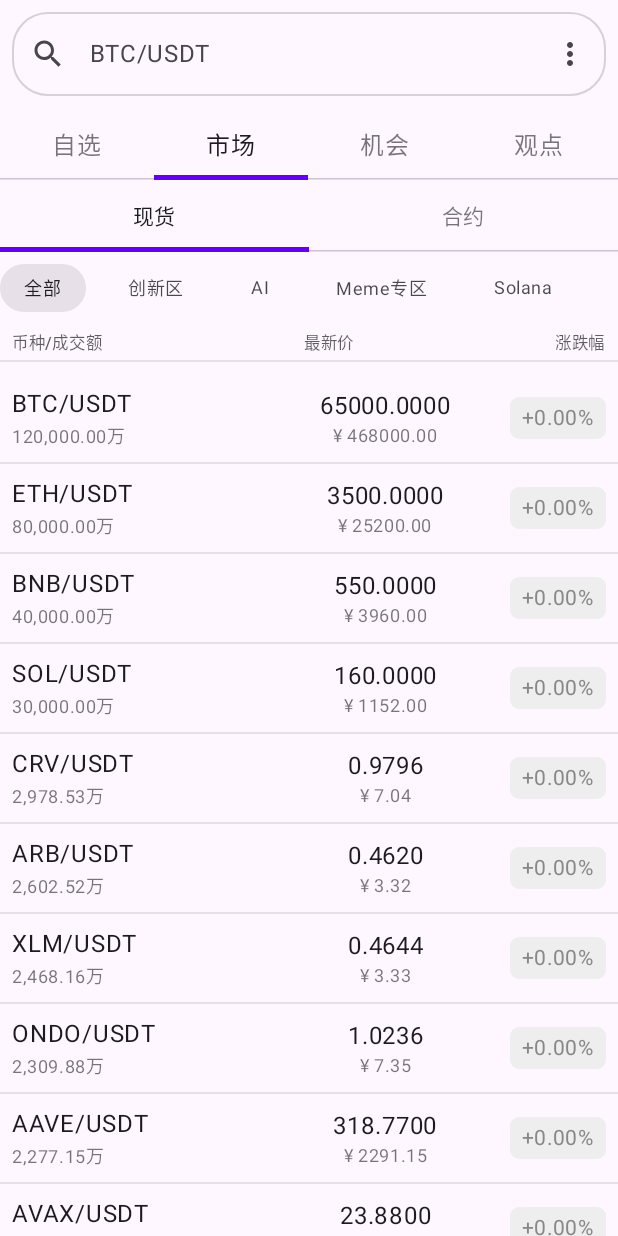
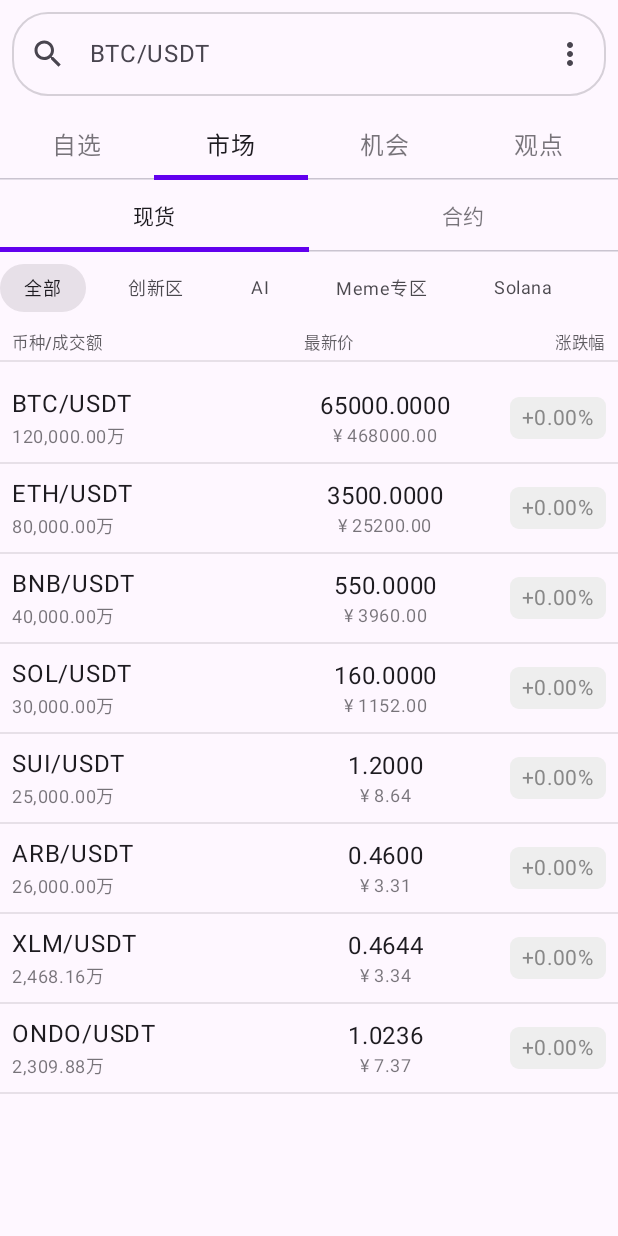
Before and after one commit to xingchaozhang/CryptoTrader, an Android app built with Jetpack Compose: the composable MarketScreen shown on its own in the app's theme, tab 2 chosen, on a phone screen of 412 x 824 dp. Run offline under Robolectric (Android 15) with nearby library versions, the phone set to English and light mode, and no system bars.

Commit message:
fix some problem

```diff
--- a/app/src/main/java/com/example/cryptotrader/data/FakeTicker.kt
+++ b/app/src/main/java/com/example/cryptotrader/data/FakeTicker.kt
@@ -1,50 +1,27 @@
 package com.example.cryptotrader.data
 
-import kotlin.random.Random
-
 /**
- * Represents a simulated ticker item used for the mock “Spot → All” market
- * screen. Each instance holds a base price and volume from which random
- * fluctuations are generated. The [update] function applies a small random
- * delta to the price and updates the computed CNY price, volume and change percent.
+ * 本地初始化用的默认行情对象。字段全部 val，保证不可变；后续
+ * 更新价格时使用 copy() 生成新实例，便于 Compose 正确比较。
  */
 data class FakeTicker(
-    val symbol: String,
-    private val basePrice: Double,
-    private val baseCnyPrice: Double,
-    /** Trading volume in units of “万”. Mutable so it can drift during simulation. */
-    var volume: Double
-) {
-    var price: Double = basePrice
-    var cnyPrice: Double = baseCnyPrice
-    var changePercent: Double = 0.0
+    val symbol:        String,
+    val price:         Double,
+    val cnyPrice:      Double,
+    val changePercent: Double,
+    val volume:        Double       // “万”为单位
+)
 
-    /** Randomly adjust price ±0.5% and volume ±1% each tick. */
-    fun update() {
-        val deltaPrice = Random.nextDouble(-0.005, 0.005)
-        price *= (1.0 + deltaPrice)
-        cnyPrice = price * 7.2
-        changePercent = ((price - basePrice) / basePrice) * 100.0
+/** 默认 6 个币 + 若干备用，仅前 6 个会被 Binance 订阅覆盖。 */
+fun defaultFakeTickers(): List<FakeTicker> = listOf(
+    FakeTicker("BTC/USDT", 65000.0, 65000.0 * 7.2, 0.0, 120000.0),
+    FakeTicker("ETH/USDT",  3500.0,  3500.0 * 7.2, 0.0,  80000.0),
+    FakeTicker("BNB/USDT",   550.0,   550.0 * 7.2, 0.0,  40000.0),
+    FakeTicker("SOL/USDT",   160.0,   160.0 * 7.2, 0.0,  30000.0),
+    FakeTicker("SUI/USDT",     1.2,     1.2 * 7.2, 0.0,  25000.0),
+    FakeTicker("ARB/USDT",   0.46,    0.46 * 7.2, 0.0,  26000.0),
 
-        val deltaVol = Random.nextDouble(-0.01, 0.01)
-        volume *= (1.0 + deltaVol)
-    }
-}
-
-/**
- * Returns a list of simulated tickers. The major pairs are listed first.
- */
-fun defaultFakeTickers(): List<FakeTicker> = listOf(
-    FakeTicker("BTC/USDT", basePrice = 65000.0, baseCnyPrice = 65000.0 * 7.2, volume = 120000.0),
-    FakeTicker("ETH/USDT", basePrice = 3500.0, baseCnyPrice = 3500.0 * 7.2, volume = 80000.0),
-    FakeTicker("BNB/USDT", basePrice = 550.0, baseCnyPrice = 550.0 * 7.2, volume = 40000.0),
-    FakeTicker("SOL/USDT", basePrice = 160.0, baseCnyPrice = 160.0 * 7.2, volume = 30000.0),
-
-    FakeTicker("CRV/USDT", basePrice = 0.9796, baseCnyPrice = 7.04, volume = 2978.53),
-    FakeTicker("ARB/USDT", basePrice = 0.4620, baseCnyPrice = 3.32, volume = 2602.52),
-    FakeTicker("XLM/USDT", basePrice = 0.4644, baseCnyPrice = 3.33, volume = 2468.16),
-    FakeTicker("ONDO/USDT", basePrice = 1.0236, baseCnyPrice = 7.35, volume = 2309.88),
-    FakeTicker("AAVE/USDT", basePrice = 318.77, baseCnyPrice = 2291.15, volume = 2277.15),
-    FakeTicker("AVAX/USDT", basePrice = 23.88, baseCnyPrice = 171.63, volume = 2273.19),
-    FakeTicker("APT/USDT", basePrice = 5.326, baseCnyPrice = 38.35, volume = 2000.00)
+    // 备选，UI 目前用不到
+    FakeTicker("XLM/USDT", 0.4644, 0.4644 * 7.2, 0.0, 2468.16),
+    FakeTicker("ONDO/USDT", 1.0236, 1.0236 * 7.2, 0.0, 2309.88)
 )
```
Also changed, not shown: app/src/main/java/com/example/cryptotrader/BinancePriceStreamer.kt (+31 -51 lines), app/src/main/java/com/example/cryptotrader/MainViewModel.kt (deleted, +0 -17 lines), app/src/main/java/com/example/cryptotrader/TradingApplication.kt (+5 -9 lines), app/src/main/java/com/example/cryptotrader/data/TickerRepository.kt (+31 -20 lines), app/src/main/java/com/example/cryptotrader/data/remote/BinancePriceStreamer.kt (deleted, +0 -96 lines), app/src/main/java/com/example/cryptotrader/data/remote/MarketRepositoryImpl.kt (+13 -6 lines), app/src/main/java/com/example/cryptotrader/ui/screens/FavoritesListScreen.kt (+14 -5 lines), 1 other file.
